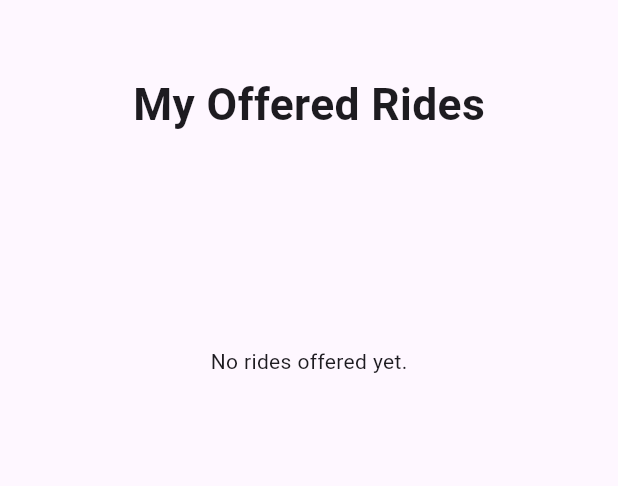
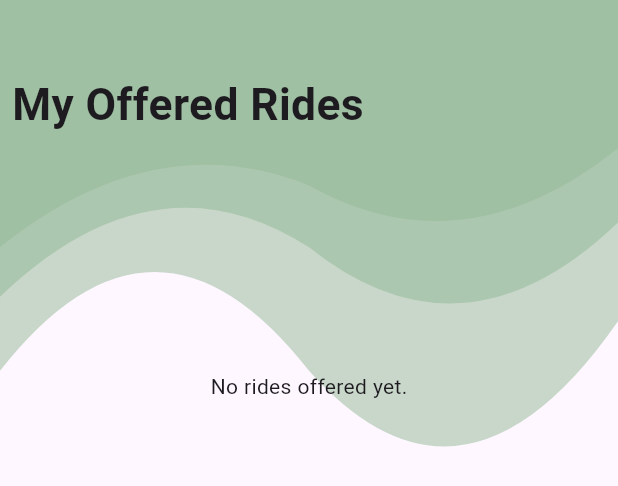
Before and after one commit to danishhafeez322/comfortGo, a Flutter app: the MyRidesScreen widget shown alone on an empty page, opened directly, on a phone screen of 412 x 824 dp. Shown: the top 486 px of the screen. Run offline on Flutter 3.47's test engine with Material 3 defaults, Android fonts, the phone set to English and light mode, and no system bars; our stand-ins replace cached_network_image, cloud_firestore, connectivity_plus, firebase_auth, firebase_core, flutter_screenutil and 3 more; accounts and stored records are empty; network calls fail.

Commit message:
adding bg paint

```diff
--- a/lib/views/screens/home/home_screen.dart
+++ b/lib/views/screens/home/home_screen.dart
@@ -17,7 +17,9 @@ class HomeScreen extends GetView<HomeController> {
 
   @override
   Widget build(BuildContext context) {
-    return Padding(
+    return Stack(
+      children: [
+        Padding(
           padding: const EdgeInsets.all(16),
           child: Column(
             crossAxisAlignment: CrossAxisAlignment.start,
@@ -39,7 +41,8 @@ class HomeScreen extends GetView<HomeController> {
                     child: CommonTextFieldWidget(
                       controller: controller.pickupController,
                       hintText: "Pickup City",
-                  onChanged: (_) => controller.filterTrips(controller.rides),
+                      onChanged: (_) =>
+                          controller.filterTrips(controller.rides),
                     ),
                   ),
                   const SizedBox(width: 8),
@@ -47,7 +50,8 @@ class HomeScreen extends GetView<HomeController> {
                     child: CommonTextFieldWidget(
                       controller: controller.dropController,
                       hintText: "Drop City",
-                  onChanged: (_) => controller.filterTrips(controller.rides),
+                      onChanged: (_) =>
+                          controller.filterTrips(controller.rides),
                     ),
                   ),
                 ],
@@ -125,8 +129,11 @@ class HomeScreen extends GetView<HomeController> {
                             borderRadius: BorderRadius.circular(16),
                           ),
                           elevation: 4,
-                      color: AppColors.cardBackground, // Use F9FAF9 Off-White
-                      shadowColor: AppColors.secondaryColor.withOpacity(0.3),
+                          color:
+                              AppColors.cardBackground, // Use F9FAF9 Off-White
+                          shadowColor: AppColors.secondaryColor.withOpacity(
+                            0.3,
+                          ),
                           child: ListTile(
                             title: Text(
                               "${trip.pickupLocation} → ${trip.dropLocation}",
@@ -142,7 +149,10 @@ class HomeScreen extends GetView<HomeController> {
                               style: TextStyle(color: AppColors.textColor),
                             ),
                             onTap: () {
-                          Get.toNamed(AppRoutes.tripDetails, arguments: trip);
+                              Get.toNamed(
+                                AppRoutes.tripDetails,
+                                arguments: trip,
+                              );
                             },
                           ),
                         );
@@ -153,6 +163,8 @@ class HomeScreen extends GetView<HomeController> {
               ),
             ],
           ),
+        ),
+      ],
     );
   }
 }
--- a/lib/views/screens/my_rides/my_ride_screen.dart
+++ b/lib/views/screens/my_rides/my_ride_screen.dart
@@ -1,5 +1,6 @@
 import 'package:comfort_go/constants/app_colors.dart';
 import 'package:comfort_go/controllers/my_ride_controller.dart';
+import 'package:comfort_go/views/widgets/common_widgets/custom_bg_paint.dart';
 import 'package:flutter/material.dart';
 import 'package:flutter_screenutil/flutter_screenutil.dart';
 import 'package:get/get.dart';
@@ -12,9 +13,17 @@ class MyRidesScreen extends GetView<MyRideController> {
 
   @override
   Widget build(BuildContext context) {
-    return Padding(
+    return Stack(
+      children: [
+        Positioned.fill(
+          child: CustomPaint(
+            painter: BackgroundPainter(), // Your custom background
+          ),
+        ),
+        Padding(
           padding: const EdgeInsets.all(8.0),
           child: Column(
+            crossAxisAlignment: CrossAxisAlignment.start,
             children: [
               vSpace(0.05.sh),
               Text(
@@ -24,6 +33,7 @@ class MyRidesScreen extends GetView<MyRideController> {
                   fontWeight: FontWeight.bold,
                 ),
               ),
+              vSpace(0.02.sh),
               Expanded(
                 child: Obx(() {
                   if (controller.isLoading.value) {
@@ -56,8 +66,11 @@ class MyRidesScreen extends GetView<MyRideController> {
                             borderRadius: BorderRadius.circular(16),
                           ),
                           elevation: 4,
-                      color: AppColors.cardBackground, // Use F9FAF9 Off-White
-                      shadowColor: AppColors.secondaryColor.withOpacity(0.3),
+                          color:
+                              AppColors.cardBackground, // Use F9FAF9 Off-White
+                          shadowColor: AppColors.secondaryColor.withOpacity(
+                            0.3,
+                          ),
                           margin: const EdgeInsets.symmetric(vertical: 8),
                           child: ExpansionTile(
                             title: Text(
@@ -79,7 +92,9 @@ class MyRidesScreen extends GetView<MyRideController> {
                                 )
                               else
                                 Column(
-                              children: ride.reservations.map((reservation) {
+                                  children: ride.reservations.map((
+                                    reservation,
+                                  ) {
                                     return ListTile(
                                       title: Text(reservation.userName),
                                       subtitle: Text(
@@ -123,7 +138,8 @@ class MyRidesScreen extends GetView<MyRideController> {
                                               reservation.status.toUpperCase(),
                                               style: TextStyle(
                                                 color:
-                                                reservation.status == "accepted"
+                                                    reservation.status ==
+                                                        "accepted"
                                                     ? Colors.green
                                                     : Colors.red,
                                                 fontWeight: FontWeight.bold,
@@ -142,6 +158,8 @@ class MyRidesScreen extends GetView<MyRideController> {
               ),
             ],
           ),
+        ),
+      ],
     );
   }
 }
--- a/lib/views/screens/requests/requested_ride_screen.dart
+++ b/lib/views/screens/requests/requested_ride_screen.dart
@@ -2,6 +2,7 @@ import 'package:comfort_go/constants/app_colors.dart';
 import 'package:comfort_go/controllers/request_list_controller.dart';
 import 'package:comfort_go/utils/app_sizes.dart';
 import 'package:comfort_go/utils/spacer.dart';
+import 'package:comfort_go/views/widgets/common_widgets/custom_bg_paint.dart';
 import 'package:firebase_auth/firebase_auth.dart';
 import 'package:flutter/material.dart';
 import 'package:flutter_screenutil/flutter_screenutil.dart';
@@ -13,7 +14,14 @@ class RequestedRidesScreen extends GetView<RideRequestListController> {
 
   @override
   Widget build(BuildContext context) {
-    return Padding(
+    return Stack(
+      children: [
+        Positioned.fill(
+          child: CustomPaint(
+            painter: BackgroundPainter(), // Your custom background
+          ),
+        ),
+        Padding(
           padding: const EdgeInsets.symmetric(horizontal: 14),
           child: Column(
             crossAxisAlignment: CrossAxisAlignment.start,
@@ -59,8 +67,11 @@ class RequestedRidesScreen extends GetView<RideRequestListController> {
                             borderRadius: BorderRadius.circular(16),
                           ),
                           elevation: 4,
-                      color: AppColors.cardBackground, // Use F9FAF9 Off-White
-                      shadowColor: AppColors.secondaryColor.withOpacity(0.3),
+                          color:
+                              AppColors.cardBackground, // Use F9FAF9 Off-White
+                          shadowColor: AppColors.secondaryColor.withOpacity(
+                            0.3,
+                          ),
                           child: ListTile(
                             title: Text(
                               "${request.pickupLocation} → ${request.destination}",
@@ -108,6 +119,8 @@ class RequestedRidesScreen extends GetView<RideRequestListController> {
               ),
             ],
           ),
+        ),
+      ],
     );
   }
 }
--- /dev/null
+++ b/lib/views/widgets/common_widgets/custom_bg_paint.dart
@@ -0,0 +1,80 @@
+// 🎨 Custom Painter for beautiful abstract blobs
+import 'package:comfort_go/constants/app_colors.dart';
+import 'package:flutter/material.dart';
+
+class BackgroundPainter extends CustomPainter {
+  @override
+  void paint(Canvas canvas, Size size) {
+    const baseColor = AppColors.primaryColor;
+
+    final lightPaint = Paint()..color = baseColor.withOpacity(0.10);
+    final mediumPaint = Paint()..color = baseColor.withOpacity(0.18);
+    final darkPaint = Paint()..color = baseColor.withOpacity(0.26);
+
+    // Draw lightest wave first (bottom)
+    final lightPath = Path()
+      ..moveTo(0, size.height * 0.2)
+      ..quadraticBezierTo(
+        size.width * 0.25,
+        size.height * 0.1,
+        size.width * 0.5,
+        size.height * 0.15,
+      )
+      ..quadraticBezierTo(
+        size.width * 0.75,
+        size.height * 0.22,
+        size.width,
+        size.height * 0.12,
+      )
+      ..lineTo(size.width, 0)
+      ..lineTo(0, 0)
+      ..close();
+
+    canvas.drawPath(lightPath, lightPaint);
+
+    // // Medium wave
+    final mediumPath = Path()
+      ..moveTo(0, size.height * 0.24)
+      ..quadraticBezierTo(
+        size.width * 0.25,
+        size.height * 0.12,
+        size.width * 0.5,
+        size.height * 0.2,
+      )
+      ..quadraticBezierTo(
+        size.width * 0.75,
+        size.height * 0.3,
+        size.width,
+        size.height * 0.18,
+      )
+      ..lineTo(size.width, 0)
+      ..lineTo(0, 0)
+      ..close();
+
+    canvas.drawPath(mediumPath, mediumPaint);
+
+    // Darkest wave (top)
+    final darkPath = Path()
+      ..moveTo(0, size.height * 0.30)
+      ..quadraticBezierTo(
+        size.width * 0.25,
+        size.height * 0.14,
+        size.width * 0.5,
+        size.height * 0.30,
+      )
+      ..quadraticBezierTo(
+        size.width * 0.75,
+        size.height * 0.44,
+        size.width,
+        size.height * 0.26,
+      )
+      ..lineTo(size.width, 0)
+      ..lineTo(0, 0)
+      ..close();
+
+    canvas.drawPath(darkPath, darkPaint);
+  }
+
+  @override
+  bool shouldRepaint(covariant CustomPainter oldDelegate) => false;
+}
```
Lines whose indentation alone changed are shown as unchanged.
